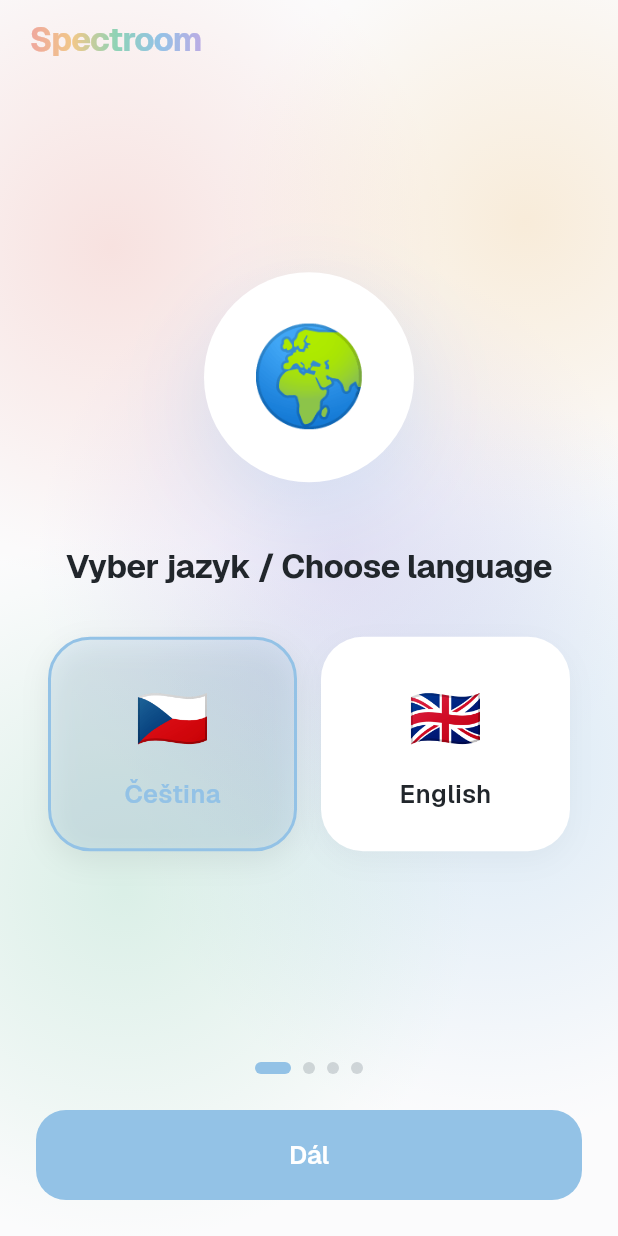
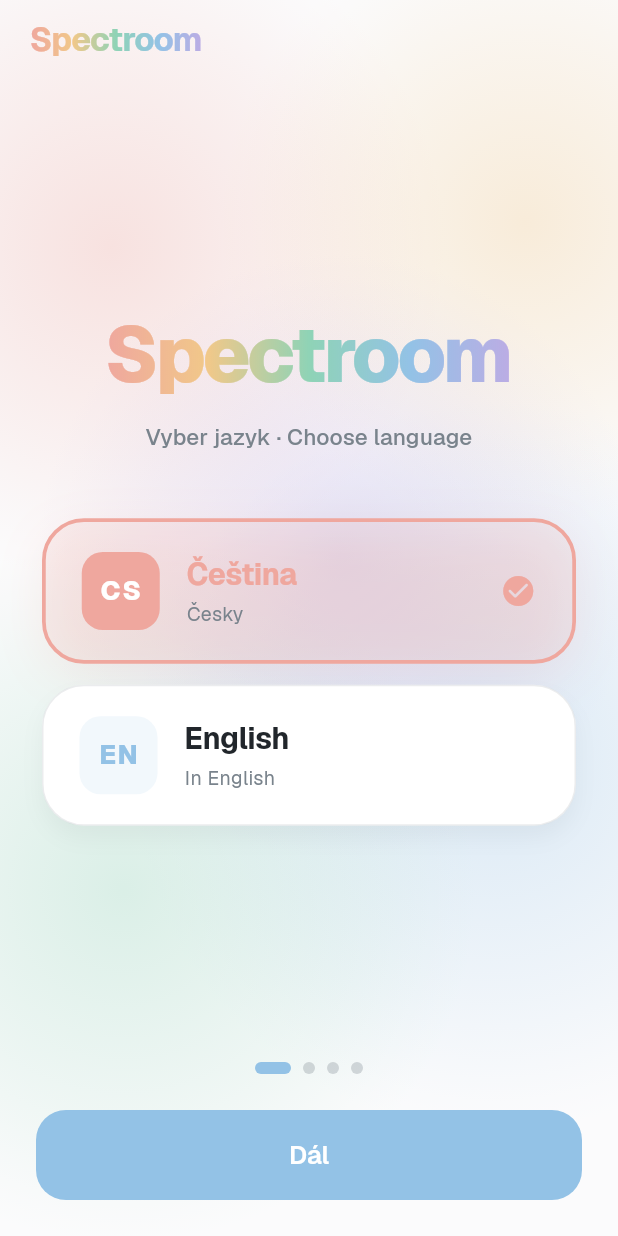
Before and after one commit to Panbaron1/spectroom, a Flutter app: the screen it shows after launch, on a phone screen of 412 x 824 dp. Run offline on Flutter 3.47's test engine with Material 3 defaults, Android fonts, the phone set to English and light mode, and no system bars; drawn by our look-alikes of flutter_animate; our stand-ins replace audioplayers, flutter_svg, image_picker, share_plus, shared_preferences; missing offline and left inert: record.

Commit message:
Redesign onboarding: language picker + preview icon
- Language picker: replace globe emoji + flag buttons with branded design.
  Large gradient Spectroom wordmark as hero. Full-width CS/EN tiles with
  colored code badge, language name, animated checkmark. Coral=Czech,
  Sky=English. Slide-in entrance animations.
- Preview page: new kawaii magnifying_glass icon (lavender/sky, happy face).
  Generated via tool/gen-single-icon.ts.
- All intro pages: flutter_animate entrance animations (scale-bounce icon,
  fadeIn+slideY text). Button uses Geist w600.
- tool/gen-single-icon.ts: one-shot icon generation helper script.

Co-Authored-By: Claude Sonnet 4.6 <noreply@anthropic.com>

```diff
--- a/lib/screens/onboarding_screen.dart
+++ b/lib/screens/onboarding_screen.dart
@@ -1,4 +1,5 @@
 import 'package:flutter/material.dart';
+import 'package:flutter_animate/flutter_animate.dart';
 
 import '../data/lang_store.dart';
 import '../data/prefs.dart';
@@ -31,12 +32,12 @@ class _OnboardingScreenState extends State<OnboardingScreen> {
       bodyEn: 'Calm visual routines that help your child through hard moments — nail clipping, dentist, getting dressed — step by step, with pictures.',
     ),
     _Page(
-      symbol: 'read',
+      symbol: 'magnifying_glass',
       accent: Spectrum.lavender,
       titleCs: 'Nejdřív se podíváme',
-      titleEn: 'First, let\'s look',
+      titleEn: 'Preview first',
       bodyCs: 'V klidovém režimu si rutinu projdete dopředu. Obrázek po obrázku ukáže, co se bude dít. Žádná překvapení — to pomáhá nejvíc.',
-      bodyEn: 'In preview mode, you walk through the routine ahead of time. Picture by picture shows what will happen. No surprises — that helps most.',
+      bodyEn: 'Walk through the routine ahead of time. Picture by picture shows exactly what will happen. No surprises — that helps most.',
     ),
     _Page(
       symbol: 'clip_nails',
@@ -44,7 +45,7 @@ class _OnboardingScreenState extends State<OnboardingScreen> {
       titleCs: 'Pak to zvládneme',
       titleEn: 'Then we do it',
       bodyCs: 'V živém režimu vás appka provede krok za krokem. Odpočítávání a klidný časovač pomůžou dítěti zvládnout to skoro samo.',
-      bodyEn: 'In live mode, the app guides you step by step. Countdown and calm timer help your child get through it almost on their own.',
+      bodyEn: 'In live mode the app guides you step by step. Countdown and calm timer help your child get through it almost on their own.',
     ),
   ];
 
@@ -105,8 +106,7 @@ class _OnboardingScreenState extends State<OnboardingScreen> {
                           TextButton(
                             onPressed: _isLast ? null : _finish,
                             child: Text(_isLast ? '' : 'Přeskočit / Skip',
-                              style:
-                                  const TextStyle(color: Spectrum.inkSoft)),
+                                style: const TextStyle(color: Spectrum.inkSoft)),
                           ),
                       ],
                     ),
@@ -152,11 +152,15 @@ class _OnboardingScreenState extends State<OnboardingScreen> {
                         style: FilledButton.styleFrom(
                             backgroundColor: _accent,
                             minimumSize: const Size.fromHeight(60)),
-                      child: Text(_isLast
-                          ? (LangStore.instance.lang == 'en'
-                              ? 'Start'
-                              : 'Začít')
-                          : (LangStore.instance.lang == 'en' ? 'Next' : 'Dál')),
+                        child: Text(
+                          _isLast
+                              ? (LangStore.instance.lang == 'en' ? 'Start' : 'Začít')
+                              : (LangStore.instance.lang == 'en' ? 'Next' : 'Dál'),
+                          style: const TextStyle(
+                              fontFamily: 'Geist',
+                              fontSize: 17,
+                              fontWeight: FontWeight.w600),
+                        ),
                       ),
                     ),
                   ),
@@ -169,6 +173,8 @@ class _OnboardingScreenState extends State<OnboardingScreen> {
     );
   }
 }
+
+// ── Language picker ──────────────────────────────────────────
 
 class _LangPickerPage extends StatefulWidget {
   final VoidCallback onPicked;
@@ -190,91 +196,155 @@ class _LangPickerPageState extends State<_LangPickerPage> {
   @override
   Widget build(BuildContext context) {
     return Padding(
-      padding: const EdgeInsets.symmetric(horizontal: 32),
+      padding: const EdgeInsets.symmetric(horizontal: 28),
       child: Column(
         mainAxisAlignment: MainAxisAlignment.center,
         children: [
-          Container(
-            width: 140,
-            height: 140,
-            decoration: BoxDecoration(
-              color: Spectrum.surface,
-              shape: BoxShape.circle,
-              boxShadow: [
-                BoxShadow(
-                    color: Spectrum.sky.withValues(alpha: 0.28),
-                    blurRadius: 48,
-                    offset: const Offset(0, 18)),
-              ],
+          // Spectroom spectrum wordmark as hero
+          ShaderMask(
+            shaderCallback: (r) => Spectrum.brand.createShader(r),
+            child: const Text(
+              'Spectroom',
+              style: TextStyle(
+                  fontFamily: 'Geist',
+                  fontSize: 52,
+                  fontWeight: FontWeight.w800,
+                  letterSpacing: -2,
+                  color: Colors.white),
             ),
-            child: const Center(
-              child: Text('🌍', style: TextStyle(fontSize: 64)),
-            ),
-          ),
-          const SizedBox(height: 40),
-          const Text('Vyber jazyk / Choose language',
+          ).animate().fadeIn(duration: 500.ms).slideY(begin: -0.15, end: 0),
+          const SizedBox(height: 8),
+          const Text(
+            'Vyber jazyk · Choose language',
             textAlign: TextAlign.center,
             style: TextStyle(
-                  fontSize: 22,
-                  fontWeight: FontWeight.w700,
-                  letterSpacing: -0.4,
-                  color: Spectrum.ink)),
-          const SizedBox(height: 32),
-          Row(
-            children: [
-              Expanded(child: _LangButton(code: 'cs', flag: '🇨🇿', label: 'Čeština', selected: _selected == 'cs', onTap: () => _pick('cs'))),
-              const SizedBox(width: 16),
-              Expanded(child: _LangButton(code: 'en', flag: '🇬🇧', label: 'English', selected: _selected == 'en', onTap: () => _pick('en'))),
-            ],
-          ),
+                fontSize: 15,
+                fontWeight: FontWeight.w500,
+                color: Spectrum.inkSoft,
+                letterSpacing: 0.1),
+          ).animate().fadeIn(delay: 150.ms, duration: 400.ms),
+          const SizedBox(height: 44),
+          _LangTile(
+            code: 'cs',
+            label: 'Čeština',
+            sublabel: 'Česky',
+            accent: Spectrum.coral,
+            selected: _selected == 'cs',
+            onTap: () => _pick('cs'),
+          ).animate().fadeIn(delay: 250.ms, duration: 350.ms).slideX(begin: -0.08, end: 0),
+          const SizedBox(height: 14),
+          _LangTile(
+            code: 'en',
+            label: 'English',
+            sublabel: 'In English',
+            accent: Spectrum.sky,
+            selected: _selected == 'en',
+            onTap: () => _pick('en'),
+          ).animate().fadeIn(delay: 350.ms, duration: 350.ms).slideX(begin: 0.08, end: 0),
         ],
       ),
     );
   }
 }
 
-class _LangButton extends StatelessWidget {
-  final String code, flag, label;
+class _LangTile extends StatelessWidget {
+  final String code, label, sublabel;
+  final Color accent;
   final bool selected;
   final VoidCallback onTap;
-  const _LangButton({required this.code, required this.flag, required this.label, required this.selected, required this.onTap});
+
+  const _LangTile({
+    required this.code,
+    required this.label,
+    required this.sublabel,
+    required this.accent,
+    required this.selected,
+    required this.onTap,
+  });
 
   @override
   Widget build(BuildContext context) {
     return GestureDetector(
       onTap: onTap,
       child: AnimatedContainer(
-        duration: const Duration(milliseconds: 200),
-        padding: const EdgeInsets.symmetric(vertical: 24),
+        duration: const Duration(milliseconds: 220),
+        curve: Curves.easeOut,
+        width: double.infinity,
+        padding: const EdgeInsets.symmetric(horizontal: 24, vertical: 20),
         decoration: BoxDecoration(
-          color: selected ? Spectrum.sky.withValues(alpha: 0.18) : Spectrum.surface,
+          color: selected ? accent.withValues(alpha: 0.12) : Spectrum.surface,
           borderRadius: BorderRadius.circular(Radii.lg),
           border: Border.all(
-            color: selected ? Spectrum.sky : Colors.transparent,
-            width: 2,
+            color: selected ? accent : Spectrum.inkSoft.withValues(alpha: 0.15),
+            width: selected ? 2.5 : 1,
           ),
           boxShadow: [
             BoxShadow(
-                color: Spectrum.ink.withValues(alpha: selected ? 0.08 : 0.04),
-                blurRadius: 16,
-                offset: const Offset(0, 6)),
+              color: selected
+                  ? accent.withValues(alpha: 0.18)
+                  : Spectrum.ink.withValues(alpha: 0.05),
+              blurRadius: selected ? 28 : 12,
+              offset: const Offset(0, 8),
+            ),
           ],
         ),
+        child: Row(
+          children: [
+            // Color swatch / code badge
+            AnimatedContainer(
+              duration: const Duration(milliseconds: 220),
+              width: 52,
+              height: 52,
+              decoration: BoxDecoration(
+                color: selected ? accent : accent.withValues(alpha: 0.12),
+                borderRadius: BorderRadius.circular(14),
+              ),
+              alignment: Alignment.center,
+              child: Text(
+                code.toUpperCase(),
+                style: TextStyle(
+                  fontFamily: 'Geist',
+                  fontSize: 18,
+                  fontWeight: FontWeight.w800,
+                  letterSpacing: 1,
+                  color: selected ? Colors.white : accent,
+                ),
+              ),
+            ),
+            const SizedBox(width: 18),
+            Expanded(
               child: Column(
+                crossAxisAlignment: CrossAxisAlignment.start,
                 children: [
-            Text(flag, style: const TextStyle(fontSize: 40)),
-            const SizedBox(height: 10),
                   Text(label,
                       style: TextStyle(
-                    fontSize: 17,
-                    fontWeight: FontWeight.w600,
-                    color: selected ? Spectrum.sky : Spectrum.ink)),
+                          fontFamily: 'Geist',
+                          fontSize: 20,
+                          fontWeight: FontWeight.w700,
+                          letterSpacing: -0.3,
+                          color: selected ? accent : Spectrum.ink)),
+                  const SizedBox(height: 2),
+                  Text(sublabel,
+                      style: const TextStyle(
+                          fontSize: 13,
+                          color: Spectrum.inkSoft)),
+                ],
+              ),
+            ),
+            AnimatedOpacity(
+              duration: const Duration(milliseconds: 200),
+              opacity: selected ? 1.0 : 0.0,
+              child: Icon(Icons.check_circle_rounded,
+                  color: accent, size: 24),
+            ),
           ],
         ),
       ),
     );
   }
 }
+
+// ── Intro page ───────────────────────────────────────────────
 
 class _Page {
   final String symbol, titleCs, titleEn, bodyCs, bodyEn;
@@ -302,35 +372,42 @@ class _PageView extends StatelessWidget {
         mainAxisAlignment: MainAxisAlignment.center,
         children: [
           Container(
-            width: 196,
-            height: 196,
+            width: 200,
+            height: 200,
             decoration: BoxDecoration(
               color: Spectrum.surface,
               shape: BoxShape.circle,
               boxShadow: [
                 BoxShadow(
-                    color: page.accent.withValues(alpha: 0.28),
-                    blurRadius: 48,
-                    offset: const Offset(0, 18)),
+                    color: page.accent.withValues(alpha: 0.32),
+                    blurRadius: 56,
+                    offset: const Offset(0, 20)),
               ],
             ),
             child: Center(
-              child: PictogramView(PictogramRef.asset(page.symbol), size: 108),
+              child: PictogramView(PictogramRef.asset(page.symbol), size: 116),
             ),
-          ),
-          const SizedBox(height: 44),
+          ).animate().scale(
+              begin: const Offset(0.85, 0.85),
+              end: const Offset(1, 1),
+              duration: 450.ms,
+              curve: Curves.easeOutBack),
+          const SizedBox(height: 48),
           Text(lang == 'en' ? page.titleEn : page.titleCs,
               textAlign: TextAlign.center,
               style: const TextStyle(
+                  fontFamily: 'Geist',
                   fontSize: 30,
                   fontWeight: FontWeight.w700,
                   letterSpacing: -0.5,
-                  color: Spectrum.ink)),
+                  color: Spectrum.ink))
+              .animate().fadeIn(delay: 100.ms, duration: 350.ms).slideY(begin: 0.1, end: 0),
           const SizedBox(height: 16),
           Text(lang == 'en' ? page.bodyEn : page.bodyCs,
               textAlign: TextAlign.center,
               style: const TextStyle(
-                  fontSize: 16.5, height: 1.55, color: Spectrum.inkSoft)),
+                  fontSize: 16.5, height: 1.6, color: Spectrum.inkSoft))
+              .animate().fadeIn(delay: 200.ms, duration: 350.ms),
         ],
       ),
     );
```
Also changed, not shown: assets/icons/magnifying_glass.png (added), 1 other file. Lines whose indentation alone changed are shown as unchanged.
